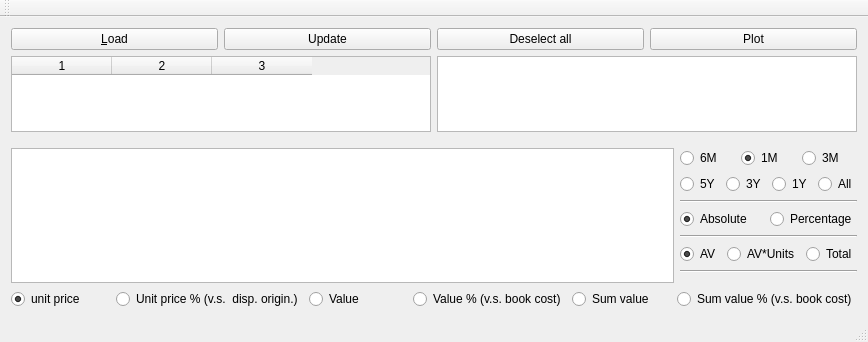
Before: the Qt Designer form source/mainwindow.ui in droggen/assetviewer, drawn with Qt 5.
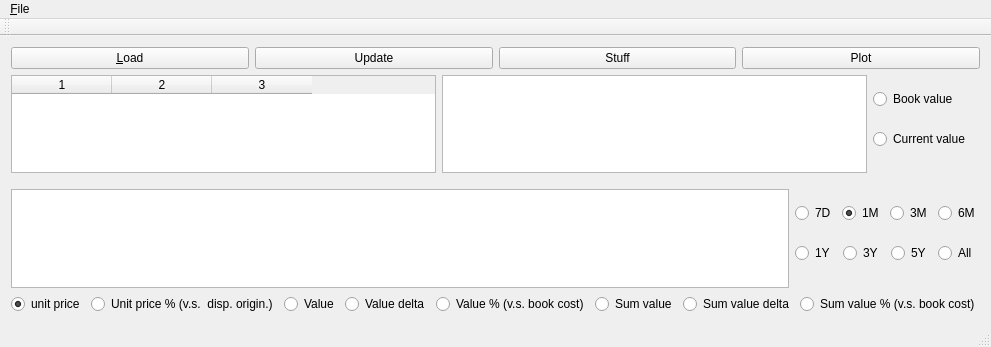
After: the same form once the commit is applied. Custom widgets are drawn as their Qt base class.

Patch:
```diff
--- a/source/mainwindow.ui
+++ b/source/mainwindow.ui
@@ -7,7 +7,7 @@
     <x>0</x>
     <y>0</y>
     <width>868</width>
-    <height>342</height>
+    <height>347</height>
    </rect>
   </property>
   <property name="windowTitle">
@@ -34,7 +34,7 @@
       <item>
        <widget class="QPushButton" name="pbDeselect">
         <property name="text">
-         <string>Deselect all</string>
+         <string>Stuff</string>
         </property>
        </widget>
       </item>
@@ -77,6 +77,33 @@
       <item>
        <widget class="QChartView" name="graphicsView_2"/>
       </item>
+      <item>
+       <layout class="QVBoxLayout" name="verticalLayout_3">
+        <property name="rightMargin">
+         <number>10</number>
+        </property>
+        <property name="bottomMargin">
+         <number>10</number>
+        </property>
+        <item>
+         <widget class="QRadioButton" name="rbPieBook">
+          <property name="text">
+           <string>Book value</string>
+          </property>
+          <property name="checked">
+           <bool>true</bool>
+          </property>
+         </widget>
+        </item>
+        <item>
+         <widget class="QRadioButton" name="rbPieCurrent">
+          <property name="text">
+           <string>Current value</string>
+          </property>
+         </widget>
+        </item>
+       </layout>
+      </item>
      </layout>
     </item>
     <item>
@@ -92,9 +119,9 @@
         <item>
          <layout class="QHBoxLayout" name="horizontalLayout_5">
           <item>
-           <widget class="QRadioButton" name="rbDateRange6m">
+           <widget class="QRadioButton" name="rbDateRange7d">
             <property name="text">
-             <string>6M</string>
+             <string>7D</string>
             </property>
             <attribute name="buttonGroup">
              <string notr="true">buttonGroup</string>
@@ -124,30 +151,20 @@
             </attribute>
            </widget>
           </item>
+          <item>
+           <widget class="QRadioButton" name="rbDateRange6m">
+            <property name="text">
+             <string>6M</string>
+            </property>
+            <attribute name="buttonGroup">
+             <string notr="true">buttonGroup</string>
+            </attribute>
+           </widget>
+          </item>
          </layout>
         </item>
         <item>
          <layout class="QHBoxLayout" name="horizontalLayout_6">
-          <item>
-           <widget class="QRadioButton" name="rbDateRange5y">
-            <property name="text">
-             <string>5Y</string>
-            </property>
-            <attribute name="buttonGroup">
-             <string notr="true">buttonGroup</string>
-            </attribute>
-           </widget>
-          </item>
-          <item>
-           <widget class="QRadioButton" name="rbDateRange3y">
-            <property name="text">
-             <string>3Y</string>
-            </property>
-            <attribute name="buttonGroup">
-             <string notr="true">buttonGroup</string>
-            </attribute>
-           </widget>
-          </item>
           <item>
            <widget class="QRadioButton" name="rbDateRange12m">
             <property name="text">
@@ -158,6 +175,26 @@
             </attribute>
            </widget>
           </item>
+          <item>
+           <widget class="QRadioButton" name="rbDateRange3y">
+            <property name="text">
+             <string>3Y</string>
+            </property>
+            <attribute name="buttonGroup">
+             <string notr="true">buttonGroup</string>
+            </attribute>
+           </widget>
+          </item>
+          <item>
+           <widget class="QRadioButton" name="rbDateRange5y">
+            <property name="text">
+             <string>5Y</string>
+            </property>
+            <attribute name="buttonGroup">
+             <string notr="true">buttonGroup</string>
+            </attribute>
+           </widget>
+          </item>
           <item>
            <widget class="QRadioButton" name="rbDateRangeAll">
             <property name="text">
@@ -170,91 +207,6 @@
           </item>
          </layout>
         </item>
-        <item>
-         <widget class="Line" name="line_2">
-          <property name="orientation">
-           <enum>Qt::Horizontal</enum>
-          </property>
-         </widget>
-        </item>
-        <item>
-         <layout class="QHBoxLayout" name="horizontalLayout_7">
-          <item>
-           <widget class="QRadioButton" name="rbYAbsolute">
-            <property name="text">
-             <string>Absolute</string>
-            </property>
-            <property name="checked">
-             <bool>true</bool>
-            </property>
-            <attribute name="buttonGroup">
-             <string notr="true">buttonGroup_2</string>
-            </attribute>
-           </widget>
-          </item>
-          <item>
-           <widget class="QRadioButton" name="rbYPercentage">
-            <property name="text">
-             <string>Percentage</string>
-            </property>
-            <attribute name="buttonGroup">
-             <string notr="true">buttonGroup_2</string>
-            </attribute>
-           </widget>
-          </item>
-         </layout>
-        </item>
-        <item>
-         <widget class="Line" name="line_3">
-          <property name="orientation">
-           <enum>Qt::Horizontal</enum>
-          </property>
-         </widget>
-        </item>
-        <item>
-         <layout class="QHBoxLayout" name="horizontalLayout_8">
-          <item>
-           <widget class="QRadioButton" name="rbPlotAV">
-            <property name="text">
-             <string>AV</string>
-            </property>
-            <property name="checked">
-             <bool>true</bool>
-            </property>
-            <attribute name="buttonGroup">
-             <string notr="true">buttonGroup_3</string>
-            </attribute>
-           </widget>
-          </item>
-          <item>
-           <widget class="QRadioButton" name="rbPlotAVxUnits">
-            <property name="text">
-             <string>AV*Units</string>
-            </property>
-            <attribute name="buttonGroup">
-             <string notr="true">buttonGroup_3</string>
-            </attribute>
-           </widget>
-          </item>
-          <item>
-           <widget class="QRadioButton" name="rbPlotTotal">
-            <property name="text">
-             <string>Total</string>
-            </property>
-            <attribute name="buttonGroup">
-             <string notr="true">buttonGroup_3</string>
-            </attribute>
-           </widget>
-          </item>
-         </layout>
-        </item>
-        <item>
-         <widget class="Line" name="line">
-          <property name="orientation">
-           <enum>Qt::Horizontal</enum>
-          </property>
-         </widget>
-        </item>
        </layout>
       </item>
      </layout>
@@ -294,6 +246,16 @@
         </attribute>
        </widget>
       </item>
+      <item>
+       <widget class="QRadioButton" name="rbPlotVD">
+        <property name="text">
+         <string>Value delta</string>
+        </property>
+        <attribute name="buttonGroup">
+         <string notr="true">buttonGroup_4</string>
+        </attribute>
+       </widget>
+      </item>
       <item>
        <widget class="QRadioButton" name="rbPlotVP">
         <property name="text">
@@ -314,6 +276,16 @@
         </attribute>
        </widget>
       </item>
+      <item>
+       <widget class="QRadioButton" name="rbPlotSVD">
+        <property name="text">
+         <string>Sum value delta</string>
+        </property>
+        <attribute name="buttonGroup">
+         <string notr="true">buttonGroup_4</string>
+        </attribute>
+       </widget>
+      </item>
       <item>
        <widget class="QRadioButton" name="rbPlotSVP">
         <property name="text">
@@ -334,6 +306,13 @@
      <height>21</height>
     </rect>
    </property>
+   <widget class="QMenu" name="menu_File">
+    <property name="title">
+     <string>&amp;File</string>
+    </property>
+    <addaction name="action_Load"/>
+   </widget>
+   <addaction name="menu_File"/>
   </widget>
   <widget class="QToolBar" name="mainToolBar">
    <attribute name="toolBarArea">
```
Left out of the diff: 32 changed lines with no effect on the pictures.
